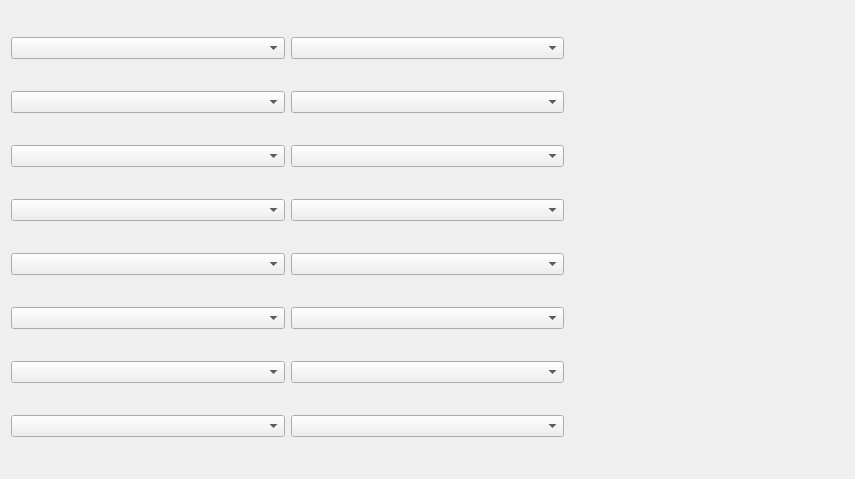
Qt form src/tgconf_scope/panels/measurements.ui (MaxIV-KitsControls/app-maxiv-scope) before a commit.
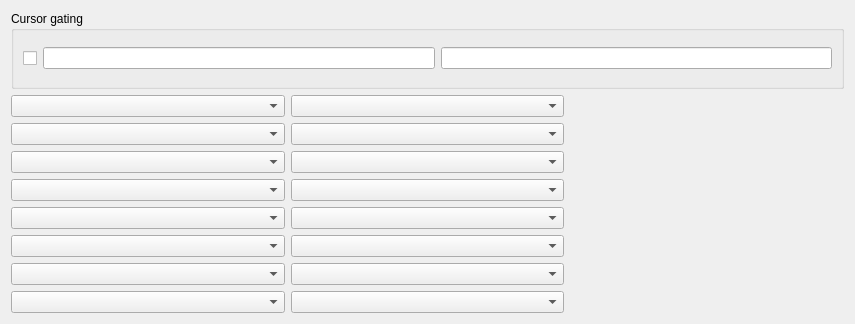
The same form after that commit. Custom widgets are drawn as their Qt base class.

```diff
--- a/src/tgconf_scope/panels/measurements.ui
+++ b/src/tgconf_scope/panels/measurements.ui
@@ -7,147 +7,177 @@
     <x>0</x>
     <y>0</y>
     <width>855</width>
-    <height>479</height>
+    <height>324</height>
    </rect>
   </property>
   <property name="windowTitle">
    <string>Form</string>
   </property>
   <layout class="QGridLayout" name="gridLayout">
-   <item row="1" column="1">
-    <widget class="TaurusValueComboBox" name="configMeasurement2">
-     <property name="autoApply">
-      <bool>true</bool>
-     </property>
-    </widget>
-   </item>
    <item row="1" column="2">
-    <widget class="TaurusLabel" name="taurusLabelVal2"/>
-   </item>
-   <item row="0" column="2">
     <widget class="TaurusLabel" name="taurusLabelVal1"/>
    </item>
-   <item row="1" column="0">
+   <item row="2" column="0">
     <widget class="TaurusValueComboBox" name="sourceMeasurement2">
      <property name="autoApply">
       <bool>true</bool>
      </property>
     </widget>
    </item>
-   <item row="2" column="2">
-    <widget class="TaurusLabel" name="taurusLabelVal3"/>
-   </item>
-   <item row="3" column="2">
-    <widget class="TaurusLabel" name="taurusLabelVal4"/>
-   </item>
-   <item row="4" column="2">
-    <widget class="TaurusLabel" name="taurusLabelVal5"/>
-   </item>
-   <item row="5" column="2">
-    <widget class="TaurusLabel" name="taurusLabelVal6"/>
-   </item>
-   <item row="6" column="2">
-    <widget class="TaurusLabel" name="taurusLabelVal7"/>
-   </item>
-   <item row="7" column="2">
-    <widget class="TaurusLabel" name="taurusLabelVal8"/>
-   </item>
-   <item row="3" column="1">
+   <item row="4" column="1">
     <widget class="TaurusValueComboBox" name="configMeasurement4">
      <property name="autoApply">
       <bool>true</bool>
      </property>
     </widget>
    </item>
-   <item row="6" column="1">
-    <widget class="TaurusValueComboBox" name="configMeasurement7">
-     <property name="autoApply">
-      <bool>true</bool>
-     </property>
-    </widget>
-   </item>
    <item row="2" column="1">
+    <widget class="TaurusValueComboBox" name="configMeasurement2">
+     <property name="autoApply">
+      <bool>true</bool>
+     </property>
+    </widget>
+   </item>
+   <item row="2" column="2">
+    <widget class="TaurusLabel" name="taurusLabelVal2"/>
+   </item>
+   <item row="3" column="0">
+    <widget class="TaurusValueComboBox" name="sourceMeasurement3">
+     <property name="autoApply">
+      <bool>true</bool>
+     </property>
+    </widget>
+   </item>
+   <item row="3" column="1">
     <widget class="TaurusValueComboBox" name="configMeasurement3">
      <property name="autoApply">
       <bool>true</bool>
      </property>
     </widget>
    </item>
-   <item row="4" column="1">
-    <widget class="TaurusValueComboBox" name="configMeasurement5">
-     <property name="autoApply">
-      <bool>true</bool>
-     </property>
-    </widget>
+   <item row="3" column="2">
+    <widget class="TaurusLabel" name="taurusLabelVal3"/>
    </item>
    <item row="4" column="0">
-    <widget class="TaurusValueComboBox" name="sourceMeasurement5">
+    <widget class="TaurusValueComboBox" name="sourceMeasurement4">
      <property name="autoApply">
       <bool>true</bool>
      </property>
     </widget>
    </item>
+   <item row="4" column="2">
+    <widget class="TaurusLabel" name="taurusLabelVal4"/>
+   </item>
    <item row="5" column="0">
-    <widget class="TaurusValueComboBox" name="sourceMeasurement6">
+    <widget class="TaurusValueComboBox" name="sourceMeasurement5">
      <property name="autoApply">
       <bool>true</bool>
      </property>
     </widget>
    </item>
-   <item row="7" column="1">
-    <widget class="TaurusValueComboBox" name="configMeasurement8">
+   <item row="5" column="1">
+    <widget class="TaurusValueComboBox" name="configMeasurement5">
      <property name="autoApply">
       <bool>true</bool>
      </property>
     </widget>
    </item>
+   <item row="5" column="2">
+    <widget class="TaurusLabel" name="taurusLabelVal5"/>
+   </item>
    <item row="6" column="0">
-    <widget class="TaurusValueComboBox" name="sourceMeasurement7">
+    <widget class="TaurusValueComboBox" name="sourceMeasurement6">
      <property name="autoApply">
       <bool>true</bool>
      </property>
     </widget>
    </item>
+   <item row="6" column="1">
+    <widget class="TaurusValueComboBox" name="configMeasurement6">
+     <property name="autoApply">
+      <bool>true</bool>
+     </property>
+    </widget>
+   </item>
+   <item row="6" column="2">
+    <widget class="TaurusLabel" name="taurusLabelVal6"/>
+   </item>
    <item row="7" column="0">
+    <widget class="TaurusValueComboBox" name="sourceMeasurement7">
+     <property name="autoApply">
+      <bool>true</bool>
+     </property>
+    </widget>
+   </item>
+   <item row="7" column="1">
+    <widget class="TaurusValueComboBox" name="configMeasurement7">
+     <property name="autoApply">
+      <bool>true</bool>
+     </property>
+    </widget>
+   </item>
+   <item row="7" column="2">
+    <widget class="TaurusLabel" name="taurusLabelVal7"/>
+   </item>
+   <item row="8" column="0">
     <widget class="TaurusValueComboBox" name="sourceMeasurement8">
      <property name="autoApply">
       <bool>true</bool>
      </property>
     </widget>
    </item>
-   <item row="2" column="0">
-    <widget class="TaurusValueComboBox" name="sourceMeasurement3">
+   <item row="8" column="1">
+    <widget class="TaurusValueComboBox" name="configMeasurement8">
      <property name="autoApply">
       <bool>true</bool>
      </property>
     </widget>
    </item>
-   <item row="0" column="0">
+   <item row="8" column="2">
+    <widget class="TaurusLabel" name="taurusLabelVal8"/>
+   </item>
+   <item row="1" column="0">
     <widget class="TaurusValueComboBox" name="sourceMeasurement1">
      <property name="autoApply">
       <bool>true</bool>
      </property>
     </widget>
    </item>
-   <item row="3" column="0">
-    <widget class="TaurusValueComboBox" name="sourceMeasurement4">
-     <property name="autoApply">
-      <bool>true</bool>
-     </property>
-    </widget>
-   </item>
-   <item row="0" column="1">
+   <item row="1" column="1">
     <widget class="TaurusValueComboBox" name="configMeasurement1">
      <property name="autoApply">
       <bool>true</bool>
      </property>
     </widget>
    </item>
-   <item row="5" column="1">
-    <widget class="TaurusValueComboBox" name="configMeasurement6">
-     <property name="autoApply">
-      <bool>true</bool>
+   <item row="0" column="0" colspan="3">
+    <widget class="QGroupBox" name="groupBox">
+     <property name="title">
+      <string>Cursor gating</string>
      </property>
+     <layout class="QHBoxLayout" name="horizontalLayout">
+      <item>
+       <widget class="TaurusValueCheckBox" name="taurusValueCheckBox">
+        <property name="autoApply">
+         <bool>true</bool>
+        </property>
+       </widget>
+      </item>
+      <item>
+       <widget class="TaurusValueLineEdit" name="cursorMinValEdit">
+        <property name="autoApply">
+         <bool>true</bool>
+        </property>
+       </widget>
+      </item>
+      <item>
+       <widget class="TaurusValueLineEdit" name="cursorMaxValEdit">
+        <property name="autoApply">
+         <bool>true</bool>
+        </property>
+       </widget>
+      </item>
+     </layout>
     </widget>
    </item>
   </layout>
@@ -158,11 +188,21 @@
    <extends>QLabel</extends>
    <header>taurus.qt.qtgui.display</header>
   </customwidget>
+  <customwidget>
+   <class>TaurusValueLineEdit</class>
+   <extends>QLineEdit</extends>
+   <header>taurus.qt.qtgui.input</header>
+  </customwidget>
   <customwidget>
    <class>TaurusValueComboBox</class>
    <extends>QComboBox</extends>
    <header>taurus.qt.qtgui.input</header>
   </customwidget>
+  <customwidget>
+   <class>TaurusValueCheckBox</class>
+   <extends>QCheckBox</extends>
+   <header>taurus.qt.qtgui.input</header>
+  </customwidget>
  </customwidgets>
  <resources/>
  <connections/>
```
